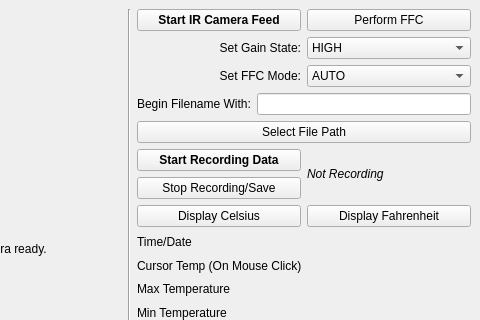
First picture: the form in ui_software/Parabilis_Thermal/ir_v10.ui, repository groupgets/purethermal1-uvc-capture, before the edit; both pictures show x 527 to 1007 and y 0 to 320 of the 1007 by 686 pixel window.
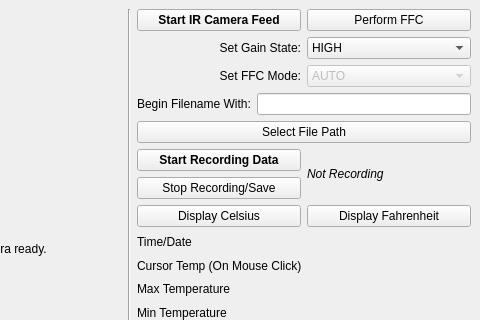
Second picture: the form after the edit.

Commit message: No FFC Mode Yet

What changed in the file:
```diff
--- a/ui_software/Parabilis_Thermal/ir_v10.ui
+++ b/ui_software/Parabilis_Thermal/ir_v10.ui
@@ -124,7 +124,7 @@
         <item>
          <widget class="QComboBox" name="comboFFCmode">
           <property name="enabled">
-           <bool>true</bool>
+           <bool>false</bool>
           </property>
           <item>
            <property name="text">
```
The commit also changes 1 other file.
